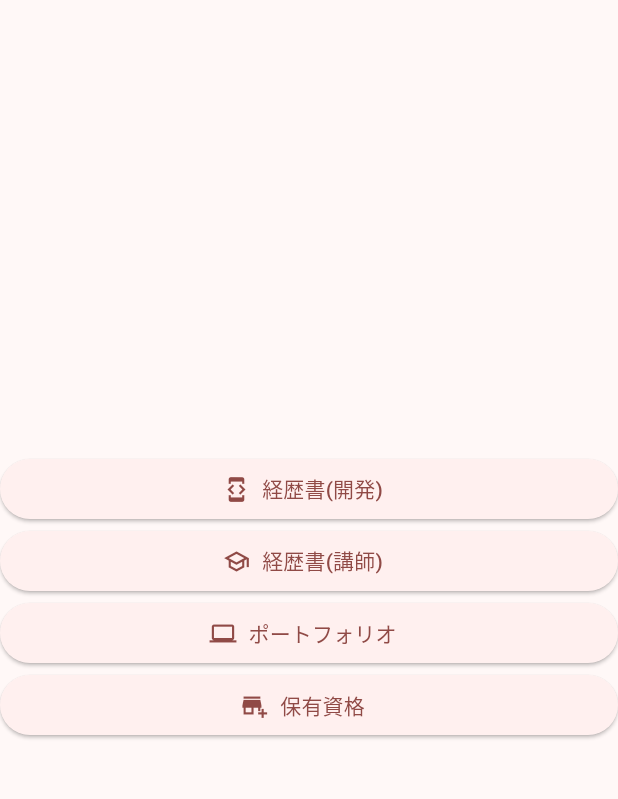
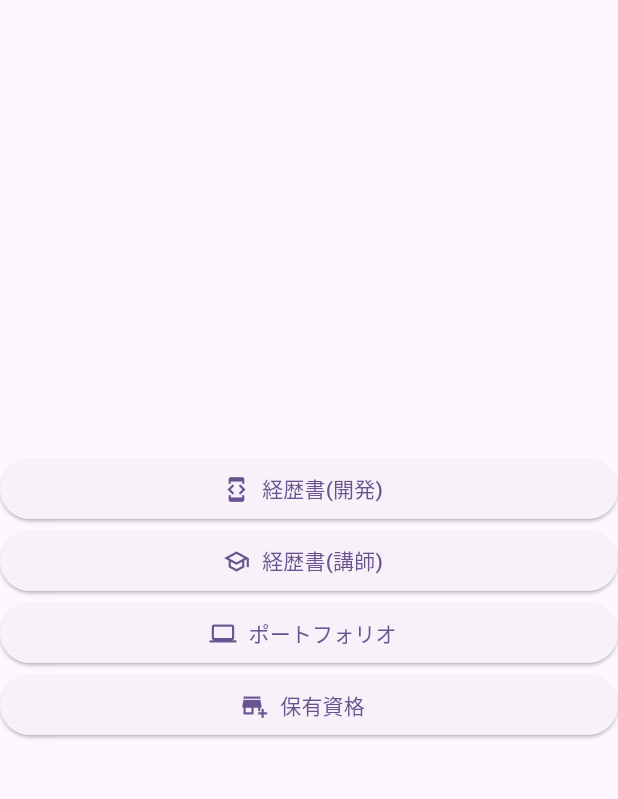
Before and after one commit to LeoAndo/flutter_my_profile_app, a Flutter app: the screen it shows after launch, on a phone screen of 412 x 824 dp, the part 63-862 px from its top. Run offline on Flutter 3.47's test engine with Material 2 defaults, Android fonts, the phone set to English and light mode, and no system bars.

Commit message:
update color

```diff
--- a/lib/main.dart
+++ b/lib/main.dart
@@ -17,7 +17,7 @@ class MyApp extends StatelessWidget {
     return MaterialApp(
       title: 'My Profile App',
       theme: ThemeData(
-        colorSchemeSeed: Colors.redAccent,
+        colorSchemeSeed: Colors.deepPurple,
         useMaterial3: true,
       ),
       home: const MyHomePage(),
```
Also changed, not shown: pubspec.lock, 31 other files.
